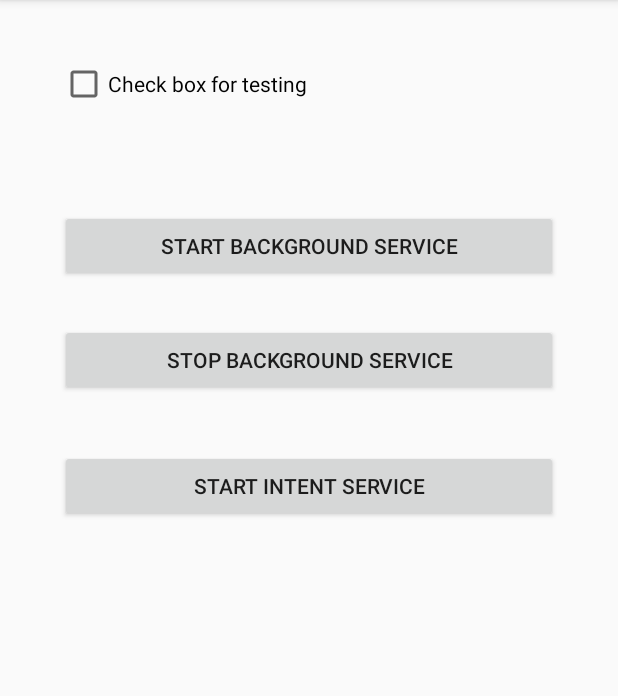
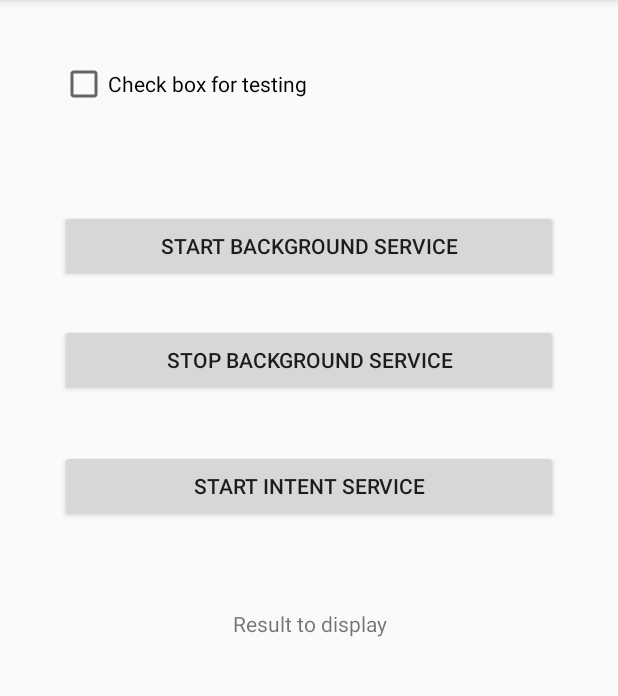
Before and after one commit to rohanbhatia56/learningApplication, an Android app: the screen it shows after launch (MainActivity), on a phone screen of 412 x 824 dp, the part 84-780 px from its top. Run offline under Robolectric (Android 15) with nearby library versions, the phone set to English and light mode, and no system bars.

Commit message:
interacting with background service

```diff
--- a/app/build.gradle
+++ b/app/build.gradle
@@ -26,6 +26,7 @@ dependencies {
     implementation fileTree(dir: "libs", include: ["*.jar"])
     implementation 'androidx.appcompat:appcompat:1.2.0'
     implementation 'androidx.constraintlayout:constraintlayout:2.0.4'
+    implementation 'androidx.localbroadcastmanager:localbroadcastmanager:1.0.0'
     testImplementation 'junit:junit:4.12'
     androidTestImplementation 'androidx.test.ext:junit:1.1.2'
     androidTestImplementation 'androidx.test.espresso:espresso-core:3.3.0'
--- a/app/src/main/java/com/upstream/learningapplication/MainActivity.java
+++ b/app/src/main/java/com/upstream/learningapplication/MainActivity.java
@@ -1,21 +1,29 @@
 package com.upstream.learningapplication;
 
 import androidx.appcompat.app.AppCompatActivity;
+import androidx.localbroadcastmanager.content.LocalBroadcastManager;
 
+import android.content.BroadcastReceiver;
+import android.content.Context;
 import android.content.Intent;
+import android.content.IntentFilter;
 import android.os.Bundle;
 import android.view.View;
+import android.widget.TextView;
 
 public class MainActivity extends AppCompatActivity {
 
+    private TextView txtResult;
     @Override
     protected void onCreate(Bundle savedInstanceState) {
         super.onCreate(savedInstanceState);
         setContentView(R.layout.activity_main);
+        txtResult = findViewById(R.id.txtResults);
     }
 
     public void startBackgroundService(View view) {
         Intent intent = new Intent(this,MyBackgroundService.class);
+        intent.putExtra("key","value");
         startService(intent);
     }
 
@@ -26,6 +34,31 @@ public class MainActivity extends AppCompatActivity {
 
     public void startIntentService(View view) {
         Intent intent = new Intent(this,MyIntentService.class);
+        intent.putExtra("sleepTime",12);
         startService(intent);
     }
+
+    @Override
+    protected void onResume() {
+        super.onResume();
+        IntentFilter intentFilter = new IntentFilter("my.own.broadcast");
+        LocalBroadcastManager.getInstance(this).registerReceiver(myLocalBroadcastReceiver,intentFilter);
+
+
+    }
+
+    @Override
+    protected void onPause() {
+        super.onPause();
+        LocalBroadcastManager.getInstance(this).unregisterReceiver(myLocalBroadcastReceiver);
+
+    }
+
+    private BroadcastReceiver myLocalBroadcastReceiver = new BroadcastReceiver() {
+        @Override
+        public void onReceive(Context context, Intent intent) {
+           int result =  intent.getIntExtra("result",-1);
+           txtResult.setText("Task executed in " + result);
+        }
+    };
 }
--- a/app/src/main/java/com/upstream/learningapplication/MyBackgroundService.java
+++ b/app/src/main/java/com/upstream/learningapplication/MyBackgroundService.java
@@ -21,6 +21,7 @@ public class MyBackgroundService extends Service {
     @Override
     public int onStartCommand(Intent intent, int flags, int startId) {
         Log.d(TAG,"onStartCommand, Thread name: "+ Thread.currentThread().getName());
+//        int duration = intent.getIntExtra("key",0);
         //Perform tasks: Dummy long operation
         new MyAsyncTask().execute(); //Background thread
         return START_STICKY;
--- a/app/src/main/res/layout/activity_main.xml
+++ b/app/src/main/res/layout/activity_main.xml
@@ -39,5 +39,14 @@
         android:onClick="startIntentService"
         android:text="Start Intent Service" />
 
+    <TextView
+        android:id="@+id/txtResults"
+        android:layout_width="match_parent"
+        android:layout_height="wrap_content"
+        android:gravity="center"
+        android:layout_alignTop="@+id/btnStartStartedService"
+        android:layout_marginTop="266dp"
+        android:onClick="startIntentService"
+        android:text="Result to display" />
 
 </RelativeLayout>
```
Also changed, not shown: app/src/main/java/com/upstream/learningapplication/MyIntentService.java (+8 -1 lines).
